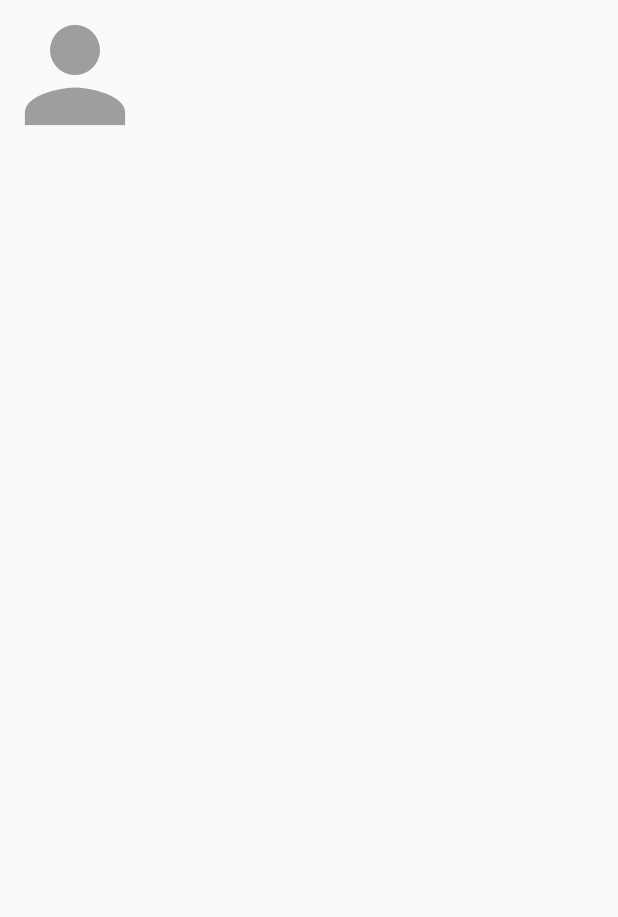
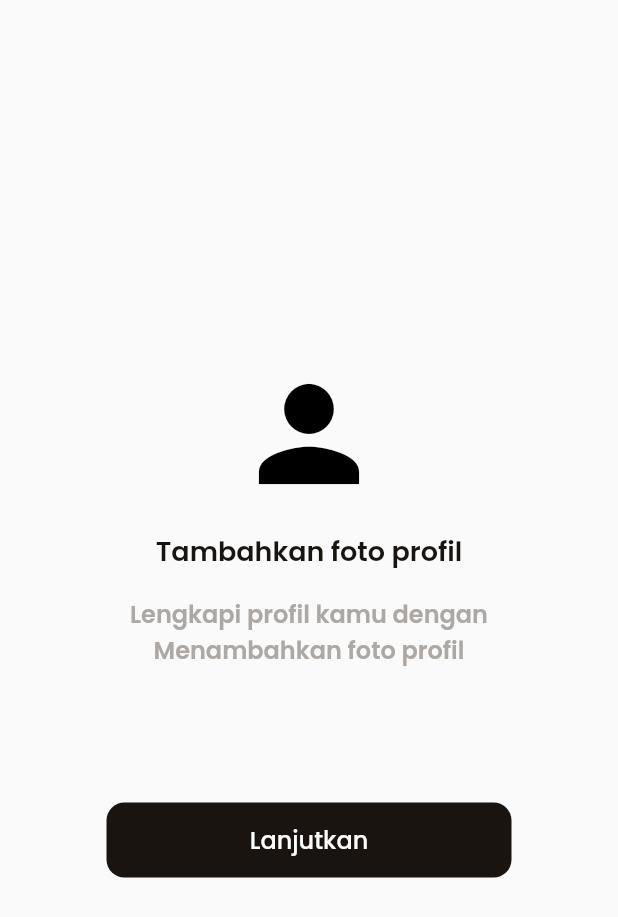
Before and after one commit to putradwi06/RentalCamera, a Flutter app: the addProfil screen opened directly, on a phone screen of 412 x 824 dp. Shown: the top 917 px of the screen. Run offline on Flutter 3.47's test engine with Material 2 defaults, Android fonts, the phone set to English and light mode, and no system bars; our stand-ins replace google_fonts, lottie; missing offline and left inert: dart:html, dart:js_util; network calls fail.

Commit message:
update login, register, addProfil, home

```diff
--- a/lib/app/styles/app_styles.dart
+++ b/lib/app/styles/app_styles.dart
@@ -6,6 +6,10 @@ import 'app_colors.dart';
 class AppStyles {
   static TextStyle textBlackColor = GoogleFonts.poppins(
     color: AppColors.blackColor,
+  );
+
+  static TextStyle textGrey2Color = GoogleFonts.poppins(
+    color: AppColors.grey2Color,
   );
 
   static TextStyle textBlackSemiBold = GoogleFonts.poppins(
--- a/lib/main.dart
+++ b/lib/main.dart
@@ -3,6 +3,7 @@ import 'package:pa_rentalcam/screens/auth/add_profil_screen.dart';
 
 import 'package:pa_rentalcam/screens/auth/login_screen.dart';
 import 'package:pa_rentalcam/screens/auth/register_screen.dart';
+import 'package:pa_rentalcam/screens/home/home_screen.dart';
 
 void main() {
   runApp(MyApp());
@@ -15,7 +16,7 @@ class MyApp extends StatelessWidget {
   Widget build(BuildContext context) {
     return MaterialApp(
       debugShowCheckedModeBanner: false,
-      home: RegisterPage(),
+      home: HomePage(),
     );
   }
 }
--- a/lib/screens/auth/add_profil_screen.dart
+++ b/lib/screens/auth/add_profil_screen.dart
@@ -1,4 +1,7 @@
 import 'package:flutter/material.dart';
+import 'package:google_fonts/google_fonts.dart';
+import 'package:pa_rentalcam/app/styles/app_styles.dart';
+import 'package:pa_rentalcam/screens/home/home_screen.dart';
 
 class addProfil extends StatelessWidget {
   const addProfil({super.key});
@@ -6,7 +9,8 @@ class addProfil extends StatelessWidget {
   @override
   Widget build(BuildContext context) {
     return Scaffold(
-      body: SingleChildScrollView(
+      backgroundColor: Color(0xffFAFAFA),
+      body: Center(
         child: Column(
           mainAxisAlignment: MainAxisAlignment.center,
           crossAxisAlignment: CrossAxisAlignment.center,
@@ -14,7 +18,77 @@ class addProfil extends StatelessWidget {
             Icon(
               Icons.person,
               size: 100.0,
-              color: Colors.grey,
+              color: Colors.black,
+            ),
+            SizedBox(
+              height: 15.0,
+            ),
+            Text(
+              "Tambahkan foto profil",
+              style: AppStyles.textBlackColor.copyWith(
+                fontSize: 18,
+                fontWeight: AppStyles.semiBold,
+              ),
+            ),
+            SizedBox(
+              height: 16,
+            ),
+            Text(
+              "Lengkapi profil kamu dengan",
+              style: AppStyles.textGrey2Color.copyWith(
+                fontSize: 16,
+                fontWeight: AppStyles.semiBold,
+              ),
+            ),
+            Text(
+              "Menambahkan foto profil",
+              style: AppStyles.textGrey2Color.copyWith(
+                fontSize: 16,
+                fontWeight: AppStyles.semiBold,
+              ),
+            ),
+            SizedBox(
+              height: 90,
+            ),
+            Column(
+              mainAxisAlignment: MainAxisAlignment.center,
+              crossAxisAlignment: CrossAxisAlignment.center,
+              children: [
+                Column(
+                  children: [
+                    Container(
+                      width: double.infinity,
+                      height: 50,
+                      margin: EdgeInsets.symmetric(horizontal: 55),
+                      child: MaterialButton(
+                        onPressed: () {
+                          Navigator.pushReplacement(
+                              context,
+                              MaterialPageRoute(
+                                  builder: (context) => HomePage()));
+                        },
+                        child: Container(
+                          padding: EdgeInsets.all(10),
+                          decoration: BoxDecoration(
+                            color: Color(0xff191410),
+                            borderRadius: BorderRadius.circular(12),
+                          ),
+                          child: Center(
+                            child: Text(
+                              "Lanjutkan",
+                              style: AppStyles.textBlackColor.copyWith(
+                                fontSize: 16,
+                                fontWeight: AppStyles.medium,
+                                color: Color(0xffffffff),
+                              ),
+                            ),
+                          ),
+                        ),
+                      ),
+                    ),
+                  ],
+                ),
+              ],
             ),
           ],
         ),
```
Also changed, not shown: lib/screens/auth/login_screen.dart (+43 -14 lines), lib/screens/auth/register_screen.dart (+43 -13 lines), lib/screens/home/home_screen.dart (+226 -0 lines), assets/images/Home.jpg (added).
